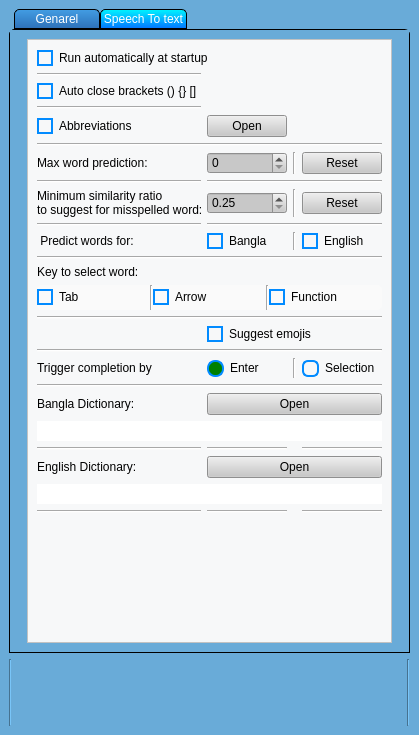
The window that Uis/Options.ui (nabil-bot/kontho-2023) describes before a commit, drawn with Qt 5.
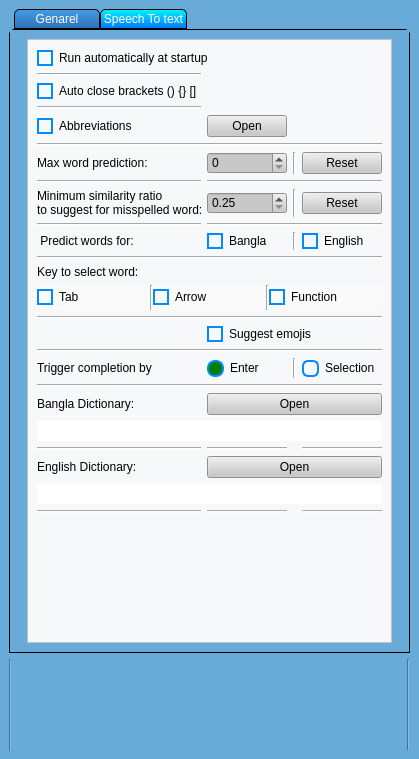
The same window after the commit. Icons and pictures are not drawn.

Patch:
```diff
--- a/Uis/Options.ui
+++ b/Uis/Options.ui
@@ -7,7 +7,7 @@
     <x>0</x>
     <y>0</y>
     <width>419</width>
-    <height>735</height>
+    <height>759</height>
    </rect>
   </property>
   <property name="maximumSize">
```
Left out of the diff: 282 changed lines with no effect on the pictures.
